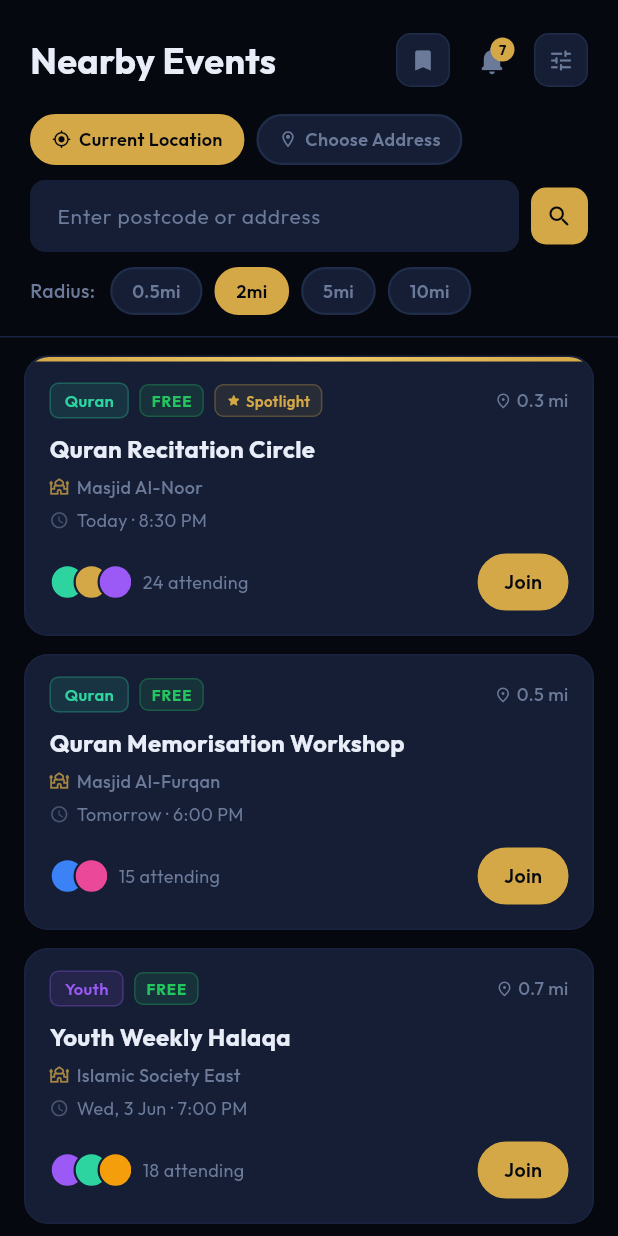
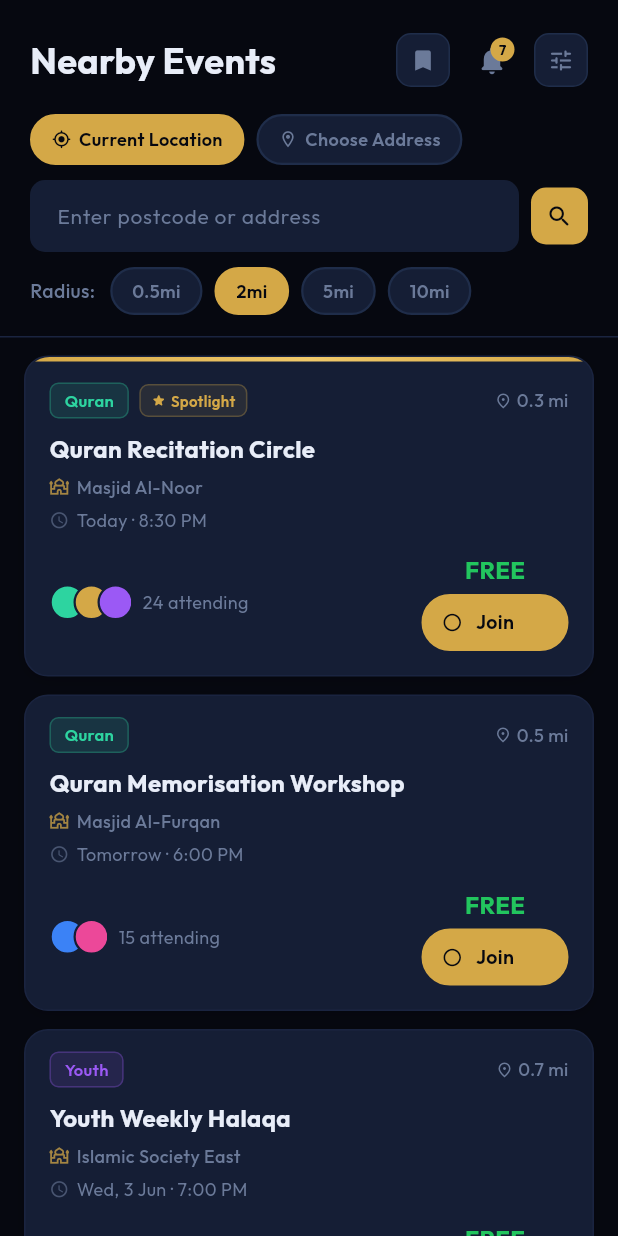
Before and after one commit to hasincltd/Salah-Socials, a Flutter app: the EventsScreen screen opened directly, after a tap on "Choose Address", on a phone screen of 412 x 824 dp. Run offline on Flutter 3.47's test engine with Material 3 defaults, Android fonts, the phone set to English and light mode, and no system bars; our stand-ins replace firebase_auth, firebase_core, flutter_dotenv, flutter_local_notifications, geolocator, google_fonts and 5 more; accounts and stored records are empty.

Commit message:
Events Join/Joined button refined, price label positioning, registration validation
Co-Authored-By: Claude Sonnet 4.6 <noreply@anthropic.com>

```diff
--- a/lib/screens/events/events_screen.dart
+++ b/lib/screens/events/events_screen.dart
@@ -1,4 +1,5 @@
 import 'dart:convert';
+import 'package:firebase_auth/firebase_auth.dart';
 import 'package:flutter/material.dart';
 import 'package:flutter_dotenv/flutter_dotenv.dart';
 import 'package:google_fonts/google_fonts.dart';
--- a/lib/screens/events/widgets/event_card.dart
+++ b/lib/screens/events/widgets/event_card.dart
@@ -62,11 +62,6 @@ class _EventCard extends StatelessWidget {
                   Row(
                     children: [
                       _CategoryTag(category: event.category),
-                      const SizedBox(width: 7),
-                      if (event.isFree)
-                        const _FreeBadge()
-                      else if (event.price != null)
-                        _PriceBadge(price: event.price!),
                       if (event.isFeatured) ...[
                         const SizedBox(width: 7),
                         _SpotlightBadge(),
@@ -152,7 +147,33 @@ class _EventCard extends StatelessWidget {
                         ),
                       ),
                       const Spacer(),
+                      Column(
+                        mainAxisSize: MainAxisSize.min,
+                        children: [
+                          if (event.isFree) ...[
+                            Text(
+                              'FREE',
+                              style: GoogleFonts.outfit(
+                                fontSize: 16,
+                                fontWeight: FontWeight.w700,
+                                color: const Color(0xFF22C55E),
+                              ),
+                            ),
+                            const SizedBox(height: 4),
+                          ] else if (event.price != null) ...[
+                            Text(
+                              '£${event.price!.toStringAsFixed(2)}',
+                              style: GoogleFonts.outfit(
+                                fontSize: 16,
+                                fontWeight: FontWeight.w700,
+                                color: AppTheme.primary,
+                              ),
+                            ),
+                            const SizedBox(height: 4),
+                          ],
                           _JoinButton(joined: joined, onTap: onJoin),
+                        ],
+                      ),
                     ],
                   ),
                 ],
@@ -326,49 +347,57 @@ class _JoinButton extends StatelessWidget {
 
   const _JoinButton({required this.joined, required this.onTap});
 
+  static const _kWidth      = 98.0;
+  static const _kIconLeft   = 12.0;
+  static const _kIconSize   = 14.0;
+  static const _kFontSize   = 13.0;
+  static const _kTextOffset = 16.0; // left padding so 'J' in Joined aligns with 'J' in Join
+  static const _kGreen      = Color(0xFF22C55E);
+
   @override
   Widget build(BuildContext context) {
-    const green = Color(0xFF22C55E);
+    final color = joined ? _kGreen : AppTheme.onPrimary;
     return GestureDetector(
       onTap: onTap,
       child: AnimatedContainer(
         duration: const Duration(milliseconds: 220),
-        padding: const EdgeInsets.symmetric(horizontal: 16, vertical: 8),
+        width: _kWidth,
+        padding: const EdgeInsets.symmetric(vertical: 8),
         decoration: BoxDecoration(
-          color: joined
-              ? green.withValues(alpha: 0.13)
-              : AppTheme.primary,
+          color: joined ? _kGreen.withValues(alpha: 0.13) : AppTheme.primary,
           borderRadius: BorderRadius.circular(20),
           border: Border.all(
-            color: joined
-                ? green.withValues(alpha: 0.45)
-                : AppTheme.primary,
+            color: joined ? _kGreen.withValues(alpha: 0.45) : AppTheme.primary,
             width: 1.5,
           ),
         ),
-        child: Row(
-          mainAxisSize: MainAxisSize.min,
-          children: joined
-              ? [
-                  const Icon(Icons.check_circle_rounded,
-                      size: 14, color: green),
-                  const SizedBox(width: 5),
-                  Text(
-                    'Joined',
+        child: Stack(
+          alignment: Alignment.center,
+          children: [
+            Padding(
+              padding: EdgeInsets.only(left: joined ? _kTextOffset : 0),
+              child: Text(
+                joined ? 'Joined' : 'Join',
                 style: GoogleFonts.outfit(
-                      fontSize: 13,
+                  fontSize: _kFontSize,
                   fontWeight: FontWeight.w600,
-                      color: green,
+                  color: color,
                 ),
               ),
-                ]
-              : [
-                  Text(
-                    'Join',
-                    style: GoogleFonts.outfit(
-                      fontSize: 13,
-                      fontWeight: FontWeight.w600,
-                      color: AppTheme.onPrimary,
+            ),
+            Positioned(
+              left: _kIconLeft,
+              top: 0,
+              bottom: 0,
+              child: Align(
+                alignment: Alignment.centerLeft,
+                child: Icon(
+                  joined
+                      ? Icons.check_circle_rounded
+                      : Icons.radio_button_unchecked_rounded,
+                  size: _kIconSize,
+                  color: color,
+                ),
               ),
             ),
           ],
```
Also changed, not shown: lib/screens/events/widgets/event_dialogs.dart (+44 -14 lines). Lines whose indentation alone changed are shown as unchanged.
